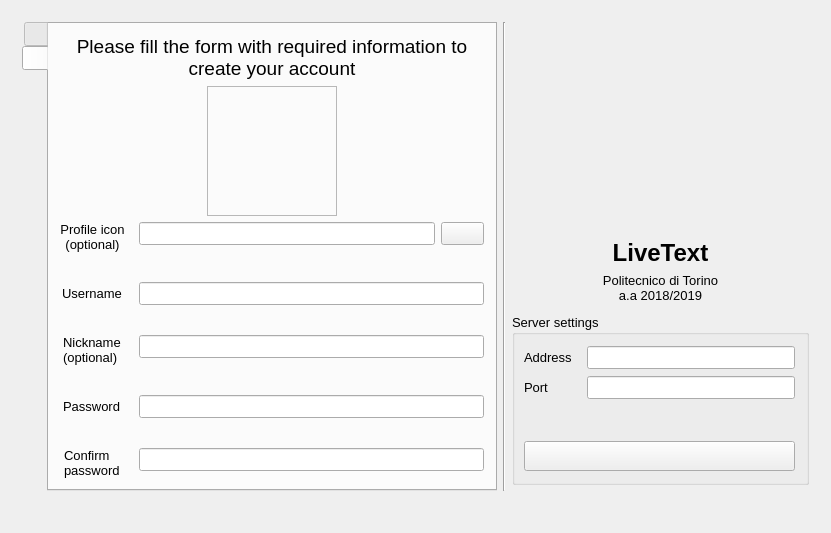
First picture: the form in textedit/landingpage.ui, repository pgallo725/livetext-pds, before the edit.
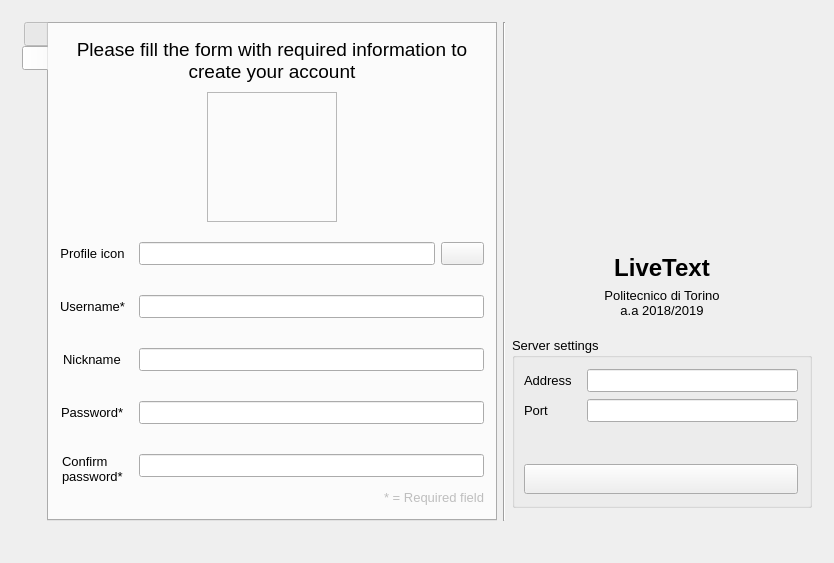
Second picture: the form after the edit. The open tabs and pages were chosen to show the change.

The edit to the form file:
```diff
--- a/textedit/landingpage.ui
+++ b/textedit/landingpage.ui
@@ -7,7 +7,7 @@
     <x>0</x>
     <y>0</y>
     <width>831</width>
-    <height>524</height>
+    <height>563</height>
    </rect>
   </property>
   <property name="minimumSize">
@@ -365,8 +365,7 @@
               <item row="0" column="0">
                <widget class="QLabel" name="label_15">
                 <property name="text">
-                 <string>Profile icon
-(optional)</string>
+                 <string>Profile icon</string>
                 </property>
                 <property name="alignment">
                  <set>Qt::AlignCenter</set>
@@ -376,7 +375,7 @@
               <item row="1" column="0">
                <widget class="QLabel" name="label_2">
                 <property name="text">
-                 <string>Username</string>
+                 <string>Username*</string>
                 </property>
                </widget>
               </item>
@@ -390,7 +389,7 @@
                 </property>
                 <property name="maximumSize">
                  <size>
-                  <width>350</width>
+                  <width>16777215</width>
                   <height>16777215</height>
                  </size>
                 </property>
@@ -399,8 +398,7 @@
               <item row="2" column="0">
                <widget class="QLabel" name="label_5">
                 <property name="text">
-                 <string>Nickname
-(optional)</string>
+                 <string>Nickname</string>
                 </property>
                </widget>
               </item>
@@ -414,7 +412,7 @@
                 </property>
                 <property name="maximumSize">
                  <size>
-                  <width>350</width>
+                  <width>16777215</width>
                   <height>16777215</height>
                  </size>
                 </property>
@@ -423,7 +421,7 @@
               <item row="3" column="0">
                <widget class="QLabel" name="label_6">
                 <property name="text">
-                 <string>Password</string>
+                 <string>Password*</string>
                 </property>
                </widget>
               </item>
@@ -437,7 +435,7 @@
                 </property>
                 <property name="maximumSize">
                  <size>
-                  <width>350</width>
+                  <width>16777215</width>
                   <height>16777215</height>
                  </size>
                 </property>
@@ -450,7 +448,7 @@
                <widget class="QLabel" name="label_11">
                 <property name="text">
                  <string>Confirm
-password</string>
+password*</string>
                 </property>
                </widget>
               </item>
@@ -464,7 +462,7 @@
                 </property>
                 <property name="maximumSize">
                  <size>
-                  <width>350</width>
+                  <width>16777215</width>
                   <height>16777215</height>
                  </size>
                 </property>
@@ -494,6 +492,19 @@
               </item>
              </layout>
             </item>
+            <item>
+             <widget class="QLabel" name="label_9">
+              <property name="enabled">
+               <bool>false</bool>
+              </property>
+              <property name="text">
+               <string>* = Required field</string>
+              </property>
+              <property name="alignment">
+               <set>Qt::AlignRight|Qt::AlignTrailing|Qt::AlignVCenter</set>
+              </property>
+             </widget>
+            </item>
             <item>
              <spacer name="verticalSpacer_3">
               <property name="orientation">
@@ -544,7 +555,7 @@
             <item>
              <widget class="QLabel" name="label_logo">
               <property name="sizePolicy">
-               <sizepolicy hsizetype="Preferred" vsizetype="Preferred">
+               <sizepolicy hsizetype="Fixed" vsizetype="Fixed">
                 <horstretch>0</horstretch>
                 <verstretch>0</verstretch>
                </sizepolicy>
@@ -634,14 +645,14 @@
           <item>
            <widget class="QGroupBox" name="groupBox_5">
             <property name="sizePolicy">
-             <sizepolicy hsizetype="Expanding" vsizetype="Preferred">
+             <sizepolicy hsizetype="Preferred" vsizetype="Preferred">
               <horstretch>0</horstretch>
               <verstretch>0</verstretch>
              </sizepolicy>
             </property>
             <property name="minimumSize">
              <size>
-              <width>0</width>
+              <width>300</width>
               <height>0</height>
              </size>
             </property>
```
Left out of the diff: 24 changed lines with no effect on the pictures.
